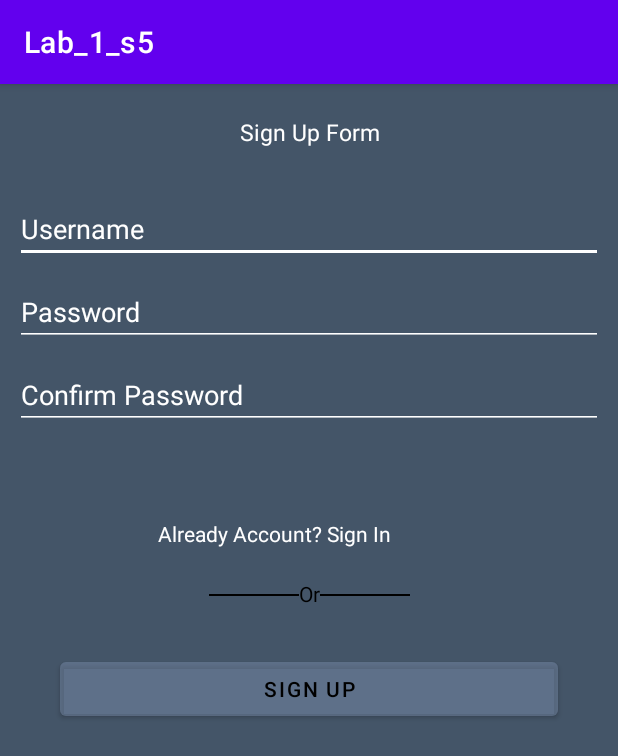
After one commit to BuiTriThuc/Lab2_PRM_SignInSignUp_s3, an Android app: the SignUpActivity screen opened directly, with no data from a screen before it, on a phone screen of 412 x 824 dp. The commit adds this screen. Shown: the top 756 px of the screen. Run offline under Robolectric (Android 15) with nearby library versions, the phone set to English and light mode, and no system bars.

Commit message:
first commit

```diff
--- a/app/build.gradle
+++ b/app/build.gradle
@@ -4,12 +4,12 @@ plugins {
 
 android {
     namespace 'com.example.lab_1_s5'
-    compileSdk 32
+    compileSdk 33
 
     defaultConfig {
         applicationId "com.example.lab_1_s5"
         minSdk 21
-        targetSdk 32
+        targetSdk 33
         versionCode 1
         versionName "1.0"
 
--- /dev/null
+++ b/app/src/main/java/com/example/lab_1_s5/SignUpActivity.java
@@ -0,0 +1,76 @@
+package com.example.lab_1_s5;
+
+import android.content.Intent;
+import android.os.Bundle;
+import android.text.TextUtils;
+import android.view.View;
+import android.widget.Button;
+import android.widget.EditText;
+import android.widget.TextView;
+import android.widget.Toast;
+
+import androidx.appcompat.app.AppCompatActivity;
+
+public class SignUpActivity extends AppCompatActivity implements View.OnClickListener {
+    private EditText etUsername;
+    private EditText etPassword;
+    private EditText etConfirmPassword;
+    private TextView tvAlreadyAccount;
+    private Button btnSignUp;
+
+    private final String REQUIRE = "Require";
+    @Override
+    protected void onCreate(Bundle savedInstanceState) {
+        super.onCreate(savedInstanceState);
+        setContentView(R.layout.activity_sign_up);
+
+        etUsername = findViewById(R.id.editText1);
+        etPassword = findViewById(R.id.editText2);
+        etConfirmPassword = findViewById(R.id.etConfirmPassword);
+        tvAlreadyAccount = findViewById(R.id.tvAlreadyAccount);
+        btnSignUp = findViewById(R.id.btnSignUp);
+
+        tvAlreadyAccount.setOnClickListener(this);
+        btnSignUp.setOnClickListener(this);
+    }
+    private boolean checkInput() {
+        if(TextUtils.isEmpty(etUsername.getText().toString())){
+            etUsername.setError(REQUIRE);
+            return false;
+        }
+        if(TextUtils.isEmpty(etPassword.getText().toString())){
+            etPassword.setError(REQUIRE);
+            return false;
+        }
+        if(TextUtils.isEmpty(etConfirmPassword.getText().toString())){
+            etConfirmPassword.setError(REQUIRE);
+            return false;
+        }
+        if(!TextUtils.equals(etPassword.getText().toString(), etConfirmPassword.getText().toString())){
+            Toast.makeText(this, "Password are not match", Toast.LENGTH_SHORT).show();
+            return false;
+        }
+        return true;
+    }
+    private void signUp(){
+        if(!checkInput()){
+            return;
+        }
+    }
+    private void signInForm(){
+        Intent intent = new Intent(this, SignInActivity.class);
+        startActivity(intent);
+        finish();
+    }
+    @Override
+    public void onClick(View v) {
+        switch (v.getId()) {
+            case R.id.btnSignUp:
+                signUp();
+                break;
+            case R.id.tvAlreadyAccount:
+                signInForm();
+                break;
+        }
+    }
+}
--- /dev/null
+++ b/app/src/main/res/layout/activity_sign_up.xml
@@ -0,0 +1,140 @@
+<?xml version="1.0" encoding="utf-8"?>
+<ScrollView xmlns:android="http://schemas.android.com/apk/res/android"
+    xmlns:app="http://schemas.android.com/apk/res-auto"
+    xmlns:tools="http://schemas.android.com/tools"
+    android:layout_width="match_parent"
+    android:layout_height="match_parent"
+    android:fillViewport="true"
+    tools:context=".MainActivity">
+
+    <androidx.constraintlayout.widget.ConstraintLayout
+        android:layout_width="match_parent"
+        android:layout_height="wrap_content"
+        android:background="#445568">
+
+        <TextView
+            android:id="@+id/textView3"
+            android:layout_width="wrap_content"
+            android:layout_height="64dp"
+            android:gravity="center"
+            android:text="Sign Up Form"
+            android:textColor="#ffff"
+            android:textSize="15dp"
+            app:layout_constraintEnd_toEndOf="parent"
+            app:layout_constraintLeft_toLeftOf="parent"
+            app:layout_constraintRight_toRightOf="parent"
+            app:layout_constraintStart_toStartOf="parent"
+            tools:ignore="MissingConstraints" />
+
+
+        <EditText
+            android:textColor="#ffff"
+            android:id="@+id/editText1"
+            android:layout_width="0dp"
+            android:layout_height="wrap_content"
+            android:layout_marginStart="10dp"
+            android:layout_marginTop="10dp"
+            android:layout_marginEnd="10dp"
+            android:backgroundTint="#fff"
+            android:hint="Username"
+            android:inputType="textEmailAddress|textWebEmailAddress"
+            android:textColorHint="#ffff"
+            app:layout_constraintEnd_toEndOf="parent"
+            app:layout_constraintStart_toStartOf="parent"
+            app:layout_constraintTop_toBottomOf="@+id/textView3" />
+        />
+
+        <EditText
+            android:textColor="#ffff"
+            android:id="@+id/editText2"
+            android:layout_width="0dp"
+            android:layout_height="wrap_content"
+            android:layout_marginStart="10dp"
+            android:layout_marginTop="10dp"
+            android:layout_marginEnd="10dp"
+            android:backgroundTint="#fff"
+            android:hint="Password"
+            android:inputType="textPassword"
+            android:textColorHint="#ffff"
+            app:layout_constraintEnd_toEndOf="parent"
+            app:layout_constraintStart_toStartOf="parent"
+            app:layout_constraintTop_toBottomOf="@+id/editText1" />
+        <EditText
+            android:textColor="#ffff"
+            android:id="@+id/etConfirmPassword"
+            android:layout_width="0dp"
+            android:layout_height="wrap_content"
+            android:layout_marginStart="10dp"
+            android:layout_marginTop="10dp"
+            android:layout_marginEnd="10dp"
+            android:backgroundTint="#fff"
+            android:hint="Confirm Password"
+            android:inputType="textPassword"
+            android:textColorHint="#ffff"
+            app:layout_constraintEnd_toEndOf="parent"
+            app:layout_constraintStart_toStartOf="parent"
+            app:layout_constraintTop_toBottomOf="@+id/editText2" />
+
+        <TextView
+            android:id="@+id/tvAlreadyAccount"
+            android:layout_width="200dp"
+            android:layout_height="20dp"
+            android:layout_marginTop="60dp"
+            android:textColor="@color/white"
+            android:text="Already Account? Sign In"
+            app:layout_constraintEnd_toEndOf="parent"
+            app:layout_constraintHorizontal_bias="0.497"
+            app:layout_constraintStart_toStartOf="parent"
+            app:layout_constraintTop_toBottomOf="@+id/etConfirmPassword"
+            app:layout_constraintVertical_bias="0.212"
+            tools:ignore="MissingConstraints" />
+
+        <LinearLayout
+            android:id="@+id/linearLayout"
+            android:layout_width="wrap_content"
+            android:layout_height="wrap_content"
+            app:layout_constraintEnd_toEndOf="parent"
+            android:layout_marginTop="20dp"
+            app:layout_constraintStart_toStartOf="parent"
+            app:layout_constraintTop_toBottomOf="@+id/tvAlreadyAccount" >
+            <TextView
+                android:layout_width="60dp"
+                android:layout_height="1dp"
+                android:background="#000"
+                android:layout_marginTop="10dp"
+                />
+            <TextView
+                android:layout_width="wrap_content"
+                android:layout_height="wrap_content"
+                android:text="Or"
+                android:textColor="#000"
+                />
+            <TextView
+                android:layout_width="60dp"
+                android:layout_height="1dp"
+                android:layout_marginTop="10dp"
+                android:background="#000"
+                />
+        </LinearLayout>
+
+
+
+        <Button
+            android:id="@+id/btnSignUp"
+            android:layout_width="0dp"
+            android:layout_height="wrap_content"
+            android:layout_marginStart="40dp"
+            android:layout_marginTop="30dp"
+            android:layout_marginEnd="40dp"
+            android:backgroundTint="#417E91B1"
+            android:text="SIGN UP"
+            android:textColor="@color/black"
+            app:layout_constraintEnd_toEndOf="parent"
+            app:layout_constraintHorizontal_bias="0.0"
+            app:layout_constraintStart_toStartOf="parent"
+            app:layout_constraintTop_toBottomOf="@+id/linearLayout" />
+
+
+    </androidx.constraintlayout.widget.ConstraintLayout>
+
+</ScrollView>
```
Also changed, not shown: app/src/main/AndroidManifest.xml (+8 -14 lines), app/src/main/java/com/example/lab_1_s5/SignInActivity.java (added, +66 -0 lines), app/src/main/res/layout/activity_main.xml (+3 -123 lines), app/src/main/res/layout/activity_sign_in.xml (added, +125 -0 lines), 2 other files.
